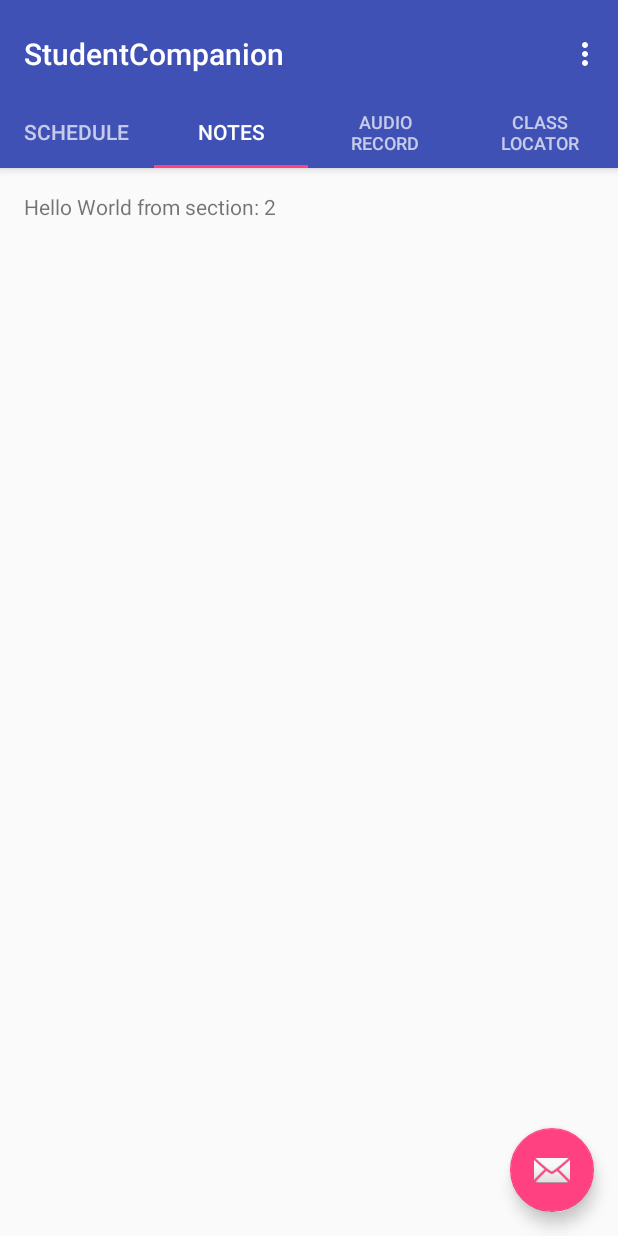
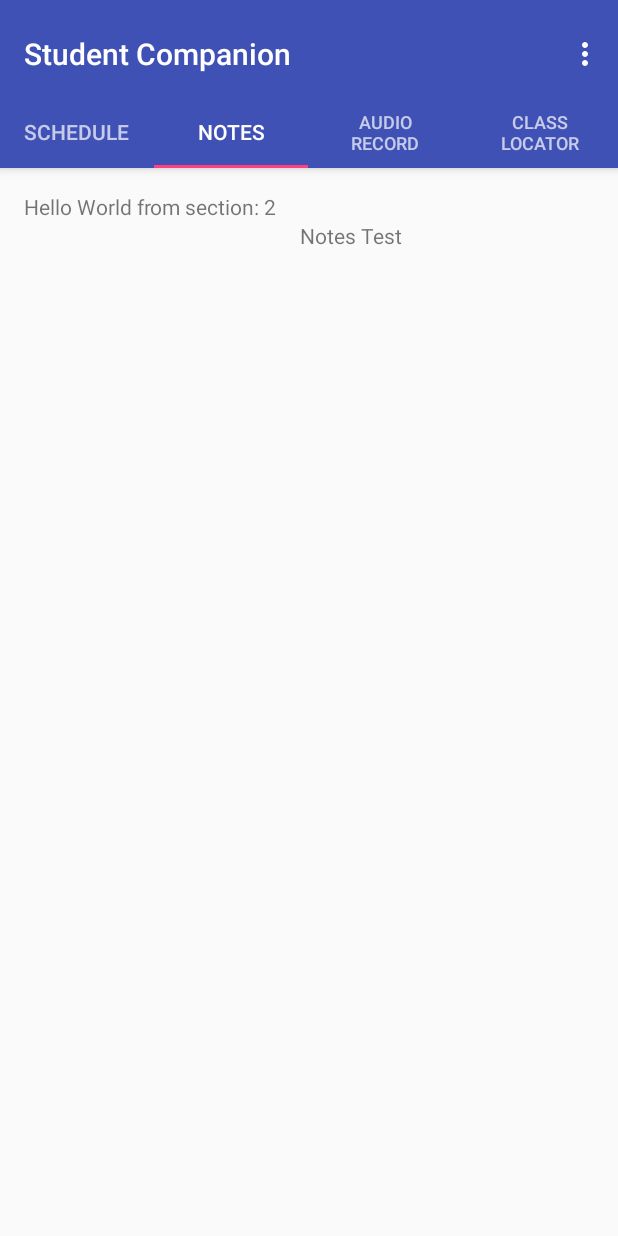
Before and after one commit to Woj-Rak/StudentCompanionApp, an Android app: the screen it shows after launch (MainActivity), tab 2 chosen, on a phone screen of 412 x 824 dp. Run offline under Robolectric (Android 15) with nearby library versions, the phone set to English and light mode, and no system bars.

Commit message:
Changed the setup of the fragments so that every fragment can have its own layout and functionality.

```diff
--- a/app/src/main/java/com/example/wojtek/studentcompanion/MainActivity.java
+++ b/app/src/main/java/com/example/wojtek/studentcompanion/MainActivity.java
@@ -1,8 +1,6 @@
 package com.example.wojtek.studentcompanion;
 
 import android.support.design.widget.TabLayout;
-import android.support.design.widget.FloatingActionButton;
-import android.support.design.widget.Snackbar;
 import android.support.v7.app.AppCompatActivity;
 import android.support.v7.widget.Toolbar;
 
@@ -54,18 +52,9 @@ public class MainActivity extends AppCompatActivity {
         TabLayout tabLayout = (TabLayout) findViewById(R.id.tabs);
         tabLayout.setupWithViewPager(mViewPager);
 
-        FloatingActionButton fab = (FloatingActionButton) findViewById(R.id.fab);
-        fab.setOnClickListener(new View.OnClickListener() {
-            @Override
-            public void onClick(View view) {
-                Snackbar.make(view, "Replace with your own action", Snackbar.LENGTH_LONG)
-                        .setAction("Action", null).show();
-            }
-        });
-
     }
 
-
+    //Top Right settings menu
     @Override
     public boolean onCreateOptionsMenu(Menu menu) {
         // Inflate the menu; this adds items to the action bar if it is present.
@@ -89,24 +78,24 @@ public class MainActivity extends AppCompatActivity {
     }
 
     /**
-     * A placeholder fragment containing a simple view.
+     * Fragment For the Schedule Section
      */
-    public static class PlaceholderFragment extends Fragment {
+    public static class ScheduleFragment extends Fragment {
         /**
          * The fragment argument representing the section number for this
          * fragment.
          */
         private static final String ARG_SECTION_NUMBER = "section_number";
 
-        public PlaceholderFragment() {
+        public ScheduleFragment() {
         }
 
         /**
          * Returns a new instance of this fragment for the given section
          * number.
          */
-        public static PlaceholderFragment newInstance(int sectionNumber) {
-            PlaceholderFragment fragment = new PlaceholderFragment();
+        public static ScheduleFragment newInstance(int sectionNumber) {
+            ScheduleFragment fragment = new ScheduleFragment();
             Bundle args = new Bundle();
             args.putInt(ARG_SECTION_NUMBER, sectionNumber);
             fragment.setArguments(args);
@@ -116,7 +105,109 @@ public class MainActivity extends AppCompatActivity {
         @Override
         public View onCreateView(LayoutInflater inflater, ViewGroup container,
                                  Bundle savedInstanceState) {
-            View rootView = inflater.inflate(R.layout.fragment_main, container, false);
+            View rootView = inflater.inflate(R.layout.fragment_schedule, container, false);
+            TextView textView = (TextView) rootView.findViewById(R.id.section_label);
+            textView.setText(getString(R.string.section_format, getArguments().getInt(ARG_SECTION_NUMBER)));
+            return rootView;
+        }
+    }
+
+    /**
+     * Fragment For the Notes Section
+     */
+    public static class NotesFragment extends Fragment {
+        /**
+         * The fragment argument representing the section number for this
+         * fragment.
+         */
+        private static final String ARG_SECTION_NUMBER = "section_number";
+
+        public NotesFragment() {
+        }
+
+        /**
+         * Returns a new instance of this fragment for the given section
+         * number.
+         */
+        public static NotesFragment newInstance(int sectionNumber) {
+            NotesFragment fragment = new NotesFragment();
+            Bundle args = new Bundle();
+            args.putInt(ARG_SECTION_NUMBER, sectionNumber);
+            fragment.setArguments(args);
+            return fragment;
+        }
+
+        @Override
+        public View onCreateView(LayoutInflater inflater, ViewGroup container,
+                                 Bundle savedInstanceState) {
+            View rootView = inflater.inflate(R.layout.fragment_notes, container, false);
+            TextView textView = (TextView) rootView.findViewById(R.id.section_label);
+            textView.setText(getString(R.string.section_format, getArguments().getInt(ARG_SECTION_NUMBER)));
+            return rootView;
+        }
+    }
+
+    /**
+     * Fragment For the Audio Section
+     */
+    public static class AudioFragment extends Fragment {
+        /**
+         * The fragment argument representing the section number for this
+         * fragment.
+         */
+        private static final String ARG_SECTION_NUMBER = "section_number";
+
+        public AudioFragment() {
+        }
+
+        /**
+         * Returns a new instance of this fragment for the given section
+         * number.
+         */
+        public static AudioFragment newInstance(int sectionNumber) {
+            AudioFragment fragment = new AudioFragment();
+            Bundle args = new Bundle();
+            args.putInt(ARG_SECTION_NUMBER, sectionNumber);
+            fragment.setArguments(args);
+            return fragment;
+        }
+
+        @Override
+        public View onCreateView(LayoutInflater inflater, ViewGroup container,
+                                 Bundle savedInstanceState) {
+            View rootView = inflater.inflate(R.layout.fragment_audio, container, false);
+            TextView textView = (TextView) rootView.findViewById(R.id.section_label);
+            textView.setText(getString(R.string.section_format, getArguments().getInt(ARG_SECTION_NUMBER)));
+            return rootView;
+        }
+    }
+
+    public static class LocatorFragment extends Fragment {
+        /**
+         * The fragment argument representing the section number for this
+         * fragment.
+         */
+        private static final String ARG_SECTION_NUMBER = "section_number";
+
+        public LocatorFragment() {
+        }
+
+        /**
+         * Returns a new instance of this fragment for the given section
+         * number.
+         */
+        public static LocatorFragment newInstance(int sectionNumber) {
+            LocatorFragment fragment = new LocatorFragment();
+            Bundle args = new Bundle();
+            args.putInt(ARG_SECTION_NUMBER, sectionNumber);
+            fragment.setArguments(args);
+            return fragment;
+        }
+
+        @Override
+        public View onCreateView(LayoutInflater inflater, ViewGroup container,
+                                 Bundle savedInstanceState) {
+            View rootView = inflater.inflate(R.layout.fragment_locator, container, false);
             TextView textView = (TextView) rootView.findViewById(R.id.section_label);
             textView.setText(getString(R.string.section_format, getArguments().getInt(ARG_SECTION_NUMBER)));
             return rootView;
@@ -135,9 +226,18 @@ public class MainActivity extends AppCompatActivity {
 
         @Override
         public Fragment getItem(int position) {
-            // getItem is called to instantiate the fragment for the given page.
-            // Return a PlaceholderFragment (defined as a static inner class below).
-            return PlaceholderFragment.newInstance(position + 1);
+            switch(position) {
+                case 0:
+                    return ScheduleFragment.newInstance(position+1);
+                case 1:
+                    return NotesFragment.newInstance(position+1);
+                case 2:
+                    return AudioFragment.newInstance(position+1);
+                case 3:
+                    return LocatorFragment.newInstance(position+1);
+                default:
+                    return null;
+            }
         }
 
         @Override
--- a/app/src/main/res/layout/activity_main.xml
+++ b/app/src/main/res/layout/activity_main.xml
@@ -38,12 +38,6 @@
         android:layout_height="match_parent"
         app:layout_behavior="@string/appbar_scrolling_view_behavior" />
 
-    <android.support.design.widget.FloatingActionButton
-        android:id="@+id/fab"
-        android:layout_width="wrap_content"
-        android:layout_height="wrap_content"
-        android:layout_gravity="end|bottom"
-        android:layout_margin="@dimen/fab_margin"
-        app:srcCompat="@android:drawable/ic_dialog_email" />
+
 
 </android.support.design.widget.CoordinatorLayout>
--- /dev/null
+++ b/app/src/main/res/layout/fragment_notes.xml
@@ -0,0 +1,27 @@
+<RelativeLayout xmlns:android="http://schemas.android.com/apk/res/android"
+    xmlns:tools="http://schemas.android.com/tools"
+    android:layout_width="match_parent"
+    android:layout_height="match_parent"
+    android:paddingBottom="@dimen/activity_vertical_margin"
+    android:paddingLeft="@dimen/activity_horizontal_margin"
+    android:paddingRight="@dimen/activity_horizontal_margin"
+    android:paddingTop="@dimen/activity_vertical_margin"
+    tools:context="com.example.wojtek.studentcompanion.MainActivity$NotesFragment">
+
+    <TextView
+        android:id="@+id/section_label"
+        android:layout_width="wrap_content"
+        android:layout_height="wrap_content" />
+
+    <TextView
+        android:text="Notes Test"
+        android:layout_width="wrap_content"
+        android:layout_height="wrap_content"
+        android:layout_below="@+id/section_label"
+        android:layout_toRightOf="@+id/section_label"
+        android:layout_toEndOf="@+id/section_label"
+        android:layout_marginLeft="15dp"
+        android:layout_marginStart="15dp"
+        android:id="@+id/textView" />
+
+</RelativeLayout>
--- a/app/src/main/res/menu/menu_main.xml
+++ b/app/src/main/res/menu/menu_main.xml
@@ -7,4 +7,11 @@
         android:orderInCategory="100"
         android:title="@string/action_settings"
         app:showAsAction="never" />
+    <item
+        android:id="@+id/action_quote"
+        android:orderInCategory="110"
+        android:title="Inspirational Quote"
+        />
+
+
 </menu>
--- a/app/src/main/res/values/strings.xml
+++ b/app/src/main/res/values/strings.xml
@@ -1,5 +1,6 @@
 <resources>
-    <string name="app_name">StudentCompanion</string>
+    <string name="app_name">Student Companion</string>
     <string name="action_settings">Settings</string>
+    <string name="action_quote">Settings</string>
     <string name="section_format">Hello World from section: %1$d</string>
 </resources>
```
Also changed, not shown: app/src/main/res/layout/fragment_audio.xml (added, +27 -0 lines), app/src/main/res/layout/fragment_locator.xml (renamed from app/src/main/res/layout/fragment_main.xml, +12 -1 lines), app/src/main/res/layout/fragment_schedule.xml (added, +27 -0 lines).
